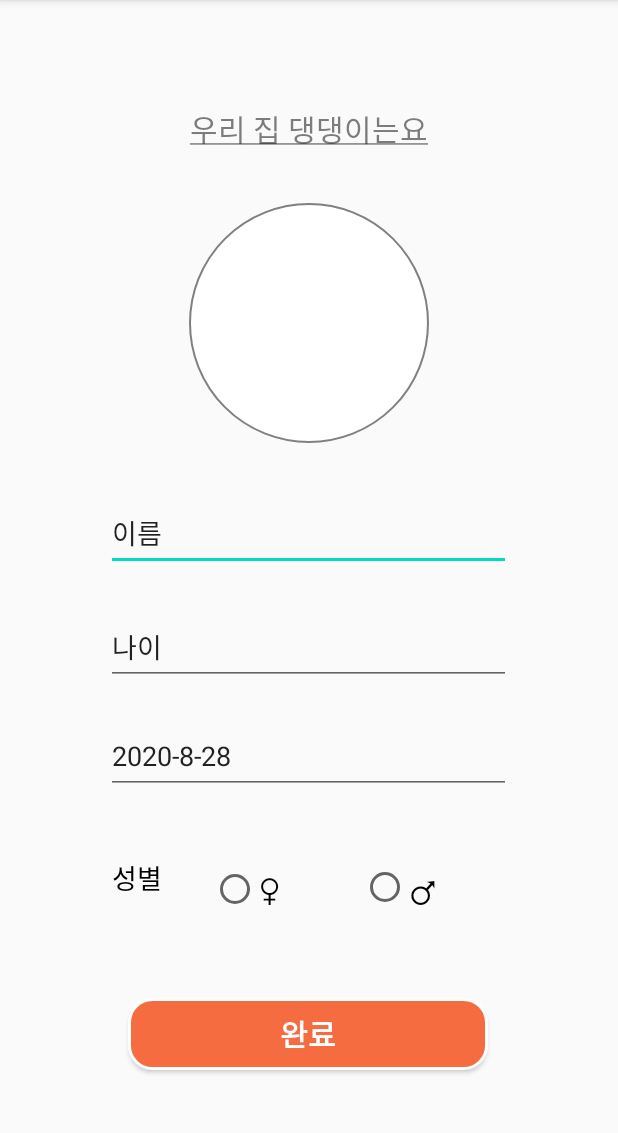
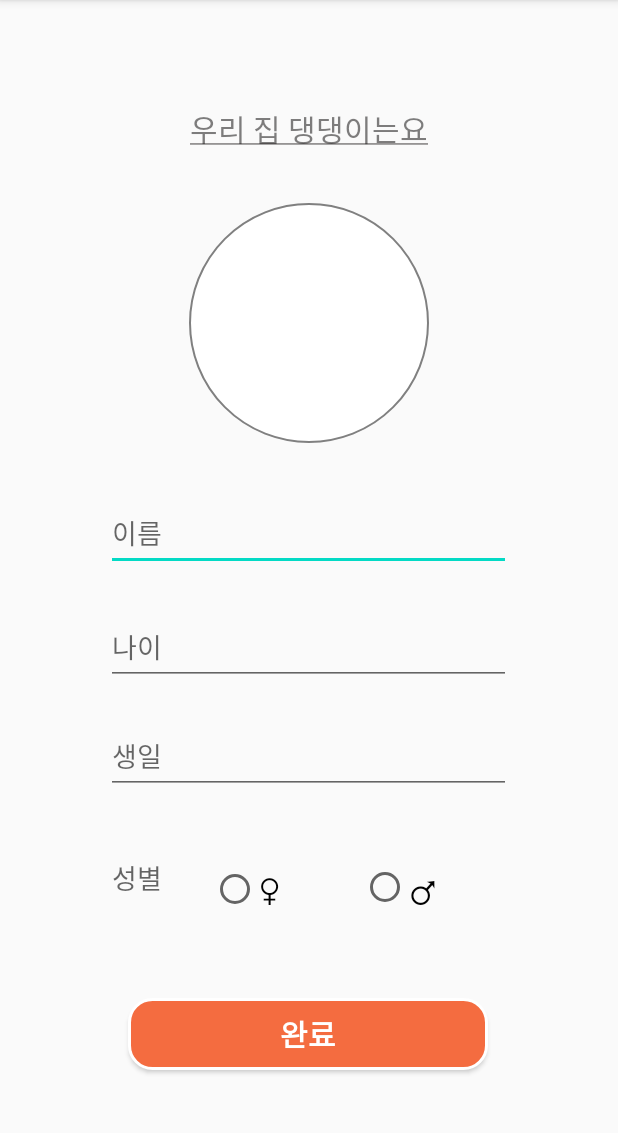
Before and after one commit to myGG2020/MyGG, an Android app: the screen it shows after launch (MainActivity), on a phone screen of 412 x 824 dp, the part 84-1217 px from its top. Run offline under Robolectric (Android 15) with nearby library versions, the phone set to English and light mode, and no system bars; our stand-ins replace CircleImageView.

```diff
--- a/app/src/main/java/com/techtown/gg/MainActivity.java
+++ b/app/src/main/java/com/techtown/gg/MainActivity.java
@@ -1,19 +1,43 @@
 package com.techtown.gg;
 
+import androidx.annotation.Nullable;
 import androidx.appcompat.app.AppCompatActivity;
 
+import android.content.Intent;
+import android.database.sqlite.SQLiteDatabase;
+import android.database.sqlite.SQLiteException;
+import android.graphics.Bitmap;
+import android.graphics.BitmapFactory;
+import android.graphics.Color;
+import android.graphics.drawable.ColorDrawable;
 import android.app.DatePickerDialog;
 import android.os.Bundle;
 import android.text.SpannableString;
 import android.text.style.UnderlineSpan;
+import android.util.Log;
 import android.view.View;
 import android.widget.DatePicker;
 import android.widget.EditText;
 import android.widget.TextView;
+import android.widget.Toast;
 
+import java.io.FileNotFoundException;
+import java.io.IOException;
+import java.io.InputStream;
 import java.util.Calendar;
+import java.util.Date;
 
 public class MainActivity extends AppCompatActivity {
+
+    private final String dbName = "addInfo";
+    private final String tableName = "dog";
+    SQLiteDatabase dogDB = null;
+
+    private  static final int REQUEST_CODE = 0;
+    de.hdodenhof.circleimageview.CircleImageView imageView;
+
+    EditText b_day;
+    DatePickerDialog.OnDateSetListener setListener;
 
     @Override
     protected void onCreate(Bundle savedInstanceState) {
@@ -25,26 +49,63 @@ public class MainActivity extends AppCompatActivity {
         content.setSpan(new UnderlineSpan(), 0, content.length(), 0);
         textView.setText(content);
 
+        Calendar cal = Calendar.getInstance();
+        b_day = findViewById(R.id.bd_input);
 
-        Calendar cal = Calendar.getInstance();
-        final DatePickerDialog dialog = new DatePickerDialog(this, listner, 2020, 1, 1);
+        final int year = cal.get(Calendar.YEAR);
+        final int month = cal.get(Calendar.MONTH);
+        final int day = cal.get(Calendar.DAY_OF_MONTH);
 
-        EditText b_day = findViewById(R.id.bd_input);
-        b_day.setText(cal.get(Calendar.YEAR)+ "-" + (cal.get(Calendar.MONTH)+1) + "-" + cal.get(Calendar.DATE));
 
         b_day.setOnClickListener(new View.OnClickListener() {
             @Override
             public void onClick(View view) {
-                dialog.show();
+                DatePickerDialog dialog = new DatePickerDialog(
+                        MainActivity.this,
+                        new DatePickerDialog.OnDateSetListener() {
+                            @Override
+                            public void onDateSet(DatePicker datePicker, int year, int month, int day) {
+                                month = month + 1;
+                                String date = year + "/ " + month + "/ " + day;
+                                b_day.setText(date);
+                            }
+                        }, year, month, day);
+                        dialog.show();
+            }
+        });
+
+
+        imageView = findViewById(R.id.profile);
+        imageView.setOnClickListener(new View.OnClickListener() {
+            @Override
+            public void onClick(View view) {
+                Intent intent = new Intent();
+                intent.setType("image/*");
+                intent.setAction(Intent.ACTION_GET_CONTENT);
+                startActivityForResult(intent, REQUEST_CODE);
             }
         });
     }
 
-    private DatePickerDialog.OnDateSetListener listner = new DatePickerDialog.OnDateSetListener() {
-        @Override
-        public void onDateSet(DatePicker datePicker, int yy, int mm, int dd) {
-            EditText b_day = findViewById(R.id.bd_input);
-            b_day.setText(String.format("%d-%d-%d", yy,mm+1,dd));
+    @Override
+    protected void onActivityResult(int requestCode, int resultCode, @Nullable Intent data) {
+        super.onActivityResult(requestCode, resultCode, data);
+
+        if (requestCode == REQUEST_CODE) {
+            if (resultCode == RESULT_OK) {
+                try {
+                    InputStream in = getContentResolver().openInputStream(data.getData());
+                    Bitmap img = BitmapFactory.decodeStream(in);
+                    in.close();
+
+                    imageView.setImageBitmap(img);
+                } catch (Exception e) {
+
+                }
+            }
+            else if(resultCode == RESULT_CANCELED) {
+                Toast.makeText(this, "사진 선택 취소", Toast.LENGTH_LONG).show();
+            }
         }
-    };
+    }
 }
--- a/app/src/main/res/layout/activity_main.xml
+++ b/app/src/main/res/layout/activity_main.xml
@@ -22,7 +22,7 @@
         app:layout_constraintVertical_bias="0.096" />
 
     <de.hdodenhof.circleimageview.CircleImageView
-        android:id="@+id/rounded_iv_profile"
+        android:id="@+id/profile"
         android:layout_width="160dp"
         android:layout_height="160dp"
         android:src="#FFFFFF"
@@ -42,12 +42,12 @@
         android:layout_marginTop="24dp"
         android:ems="10"
         android:inputType="textPersonName"
-        android:text="이름"
+        android:hint="이름"
         app:layout_constraintBottom_toBottomOf="parent"
         app:layout_constraintEnd_toEndOf="parent"
         app:layout_constraintHorizontal_bias="0.496"
         app:layout_constraintStart_toStartOf="parent"
-        app:layout_constraintTop_toBottomOf="@+id/rounded_iv_profile"
+        app:layout_constraintTop_toBottomOf="@+id/profile"
         app:layout_constraintVertical_bias="0.029" />
 
     <EditText
@@ -56,12 +56,12 @@
         android:layout_height="50dp"
         android:ems="10"
         android:inputType="number"
-        android:text="나이"
+        android:hint="나이"
         app:layout_constraintBottom_toBottomOf="parent"
         app:layout_constraintEnd_toEndOf="parent"
         app:layout_constraintHorizontal_bias="0.496"
         app:layout_constraintStart_toStartOf="parent"
-        app:layout_constraintTop_toBottomOf="@+id/rounded_iv_profile"
+        app:layout_constraintTop_toBottomOf="@+id/profile"
         app:layout_constraintVertical_bias="0.263" />
 
     <EditText
@@ -69,13 +69,12 @@
         android:layout_width="270dp"
         android:layout_height="50dp"
         android:ems="10"
-        android:inputType="textPersonName"
-        android:text="생일"
+        android:hint="생일"
         app:layout_constraintBottom_toBottomOf="parent"
         app:layout_constraintEnd_toEndOf="parent"
         app:layout_constraintHorizontal_bias="0.496"
         app:layout_constraintStart_toStartOf="parent"
-        app:layout_constraintTop_toBottomOf="@+id/rounded_iv_profile"
+        app:layout_constraintTop_toBottomOf="@+id/profile"
         app:layout_constraintVertical_bias="0.436" />
 
     <TextView
@@ -84,8 +83,7 @@
         android:layout_height="50dp"
         android:layout_marginTop="240dp"
         android:gravity="center_vertical"
-        android:text=" 성별"
-        android:textColor="#000000"
+        android:hint=" 성별"
         android:textSize="18sp"
         app:layout_constraintBottom_toBottomOf="parent"
         app:layout_constraintEnd_toEndOf="parent"
@@ -103,7 +101,7 @@
         app:layout_constraintEnd_toEndOf="parent"
         app:layout_constraintHorizontal_bias="0.663"
         app:layout_constraintStart_toStartOf="parent"
-        app:layout_constraintTop_toBottomOf="@+id/rounded_iv_profile"
+        app:layout_constraintTop_toBottomOf="@+id/profile"
         app:layout_constraintVertical_bias="0.642">
 
         <RadioButton
@@ -137,7 +135,7 @@
         app:layout_constraintEnd_toEndOf="parent"
         app:layout_constraintHorizontal_bias="0.497"
         app:layout_constraintStart_toStartOf="parent"
-        app:layout_constraintTop_toBottomOf="@+id/rounded_iv_profile"
+        app:layout_constraintTop_toBottomOf="@+id/profile"
         app:layout_constraintVertical_bias="0.871" />
 
 
```
Also changed, not shown: app/src/main/java/com/techtown/gg/DBHelper.java (added, +46 -0 lines).
